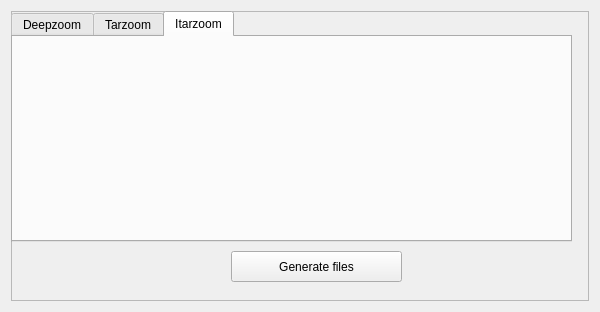
Above: relight/zoomdialog.ui from cnr-isti-vclab/relight before the change. Below: the same form after it.
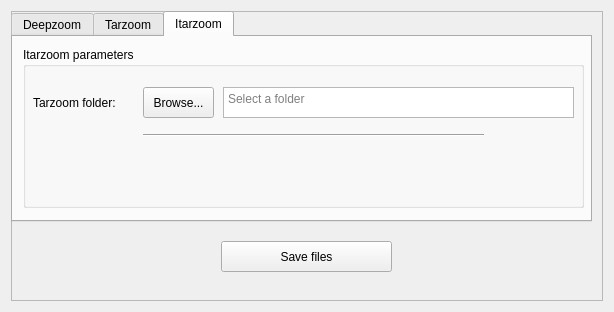
That is the form after the change. The open tabs and pages were chosen to show the change.

Commit message: Finished itarzoom, improved the interface

```diff
--- a/relight/zoomdialog.ui
+++ b/relight/zoomdialog.ui
@@ -6,7 +6,7 @@
    <rect>
     <x>0</x>
     <y>0</y>
-    <width>600</width>
+    <width>614</width>
     <height>312</height>
    </rect>
   </property>
@@ -18,7 +18,7 @@
   </property>
   <property name="maximumSize">
    <size>
-    <width>600</width>
+    <width>700</width>
     <height>16777215</height>
    </size>
   </property>
@@ -47,8 +47,8 @@
          <rect>
           <x>0</x>
           <y>0</y>
-          <width>561</width>
-          <height>231</height>
+          <width>581</width>
+          <height>211</height>
          </rect>
         </property>
         <property name="sizePolicy">
@@ -419,7 +419,7 @@
         </widget>
         <widget class="QWidget" name="Itarzoom">
          <property name="enabled">
-          <bool>false</bool>
+          <bool>true</bool>
          </property>
          <property name="sizePolicy">
           <sizepolicy hsizetype="Maximum" vsizetype="Preferred">
@@ -430,19 +430,94 @@
          <attribute name="title">
           <string>Itarzoom</string>
          </attribute>
+         <widget class="QGroupBox" name="groupBox_3">
+          <property name="geometry">
+           <rect>
+            <x>10</x>
+            <y>10</y>
+            <width>561</width>
+            <height>161</height>
+           </rect>
+          </property>
+          <property name="title">
+           <string>Itarzoom parameters</string>
+          </property>
+          <widget class="QLabel" name="label_7">
+           <property name="geometry">
+            <rect>
+             <x>10</x>
+             <y>40</y>
+             <width>111</width>
+             <height>31</height>
+            </rect>
+           </property>
+           <property name="text">
+            <string>Tarzoom folder:</string>
+           </property>
+          </widget>
+          <widget class="QTextEdit" name="outputRtiFolderIt">
+           <property name="geometry">
+            <rect>
+             <x>200</x>
+             <y>40</y>
+             <width>351</width>
+             <height>31</height>
+            </rect>
+           </property>
+           <property name="readOnly">
+            <bool>true</bool>
+           </property>
+           <property name="html">
+            <string>&lt;!DOCTYPE HTML PUBLIC &quot;-//W3C//DTD HTML 4.0//EN&quot; &quot;http://www.w3.org/TR/REC-html40/strict.dtd&quot;&gt;
+&lt;html&gt;&lt;head&gt;&lt;meta name=&quot;qrichtext&quot; content=&quot;1&quot; /&gt;&lt;style type=&quot;text/css&quot;&gt;
+p, li { white-space: pre-wrap; }
+&lt;/style&gt;&lt;/head&gt;&lt;body style=&quot; font-family:'MS Shell Dlg 2'; font-size:7.8pt; font-weight:400; font-style:normal;&quot;&gt;
+&lt;p style=&quot;-qt-paragraph-type:empty; margin-top:0px; margin-bottom:0px; margin-left:0px; margin-right:0px; -qt-block-indent:0; text-indent:0px;&quot;&gt;&lt;br /&gt;&lt;/p&gt;&lt;/body&gt;&lt;/html&gt;</string>
+           </property>
+           <property name="placeholderText">
+            <string>Select a folder</string>
+           </property>
+          </widget>
+          <widget class="QPushButton" name="buttonBrowseRtiIt">
+           <property name="geometry">
+            <rect>
+             <x>120</x>
+             <y>40</y>
+             <width>71</width>
+             <height>31</height>
+            </rect>
+           </property>
+           <property name="text">
+            <string>Browse...</string>
+           </property>
+          </widget>
+          <widget class="Line" name="line_3">
+           <property name="geometry">
+            <rect>
+             <x>120</x>
+             <y>80</y>
+             <width>341</width>
+             <height>16</height>
+            </rect>
+           </property>
+           <property name="orientation">
+            <enum>Qt::Horizontal</enum>
+           </property>
+          </widget>
+         </widget>
         </widget>
        </widget>
        <widget class="QPushButton" name="buttonConfirm">
         <property name="geometry">
          <rect>
-          <x>220</x>
-          <y>240</y>
+          <x>210</x>
+          <y>230</y>
           <width>171</width>
           <height>31</height>
          </rect>
         </property>
         <property name="text">
-         <string>Generate files</string>
+         <string>Save files</string>
         </property>
        </widget>
       </widget>
```
Left out of the diff: 146 changed lines with no effect on the pictures. The commit also changes 7 other files.
